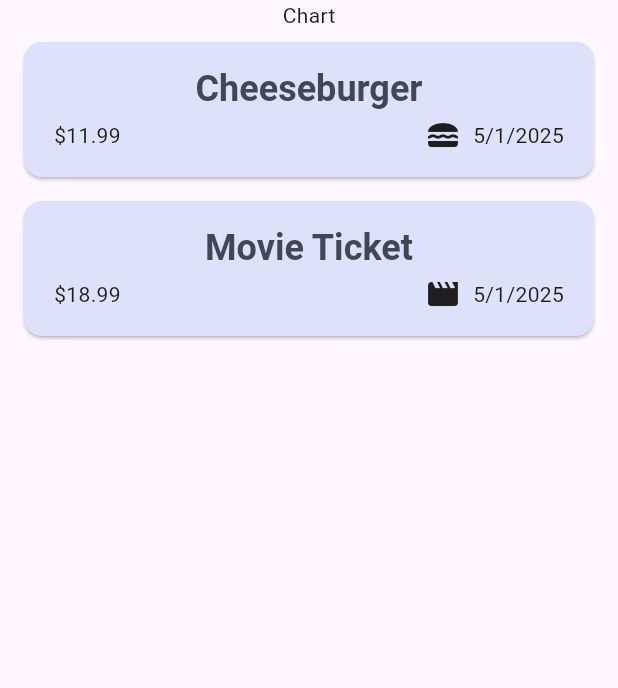
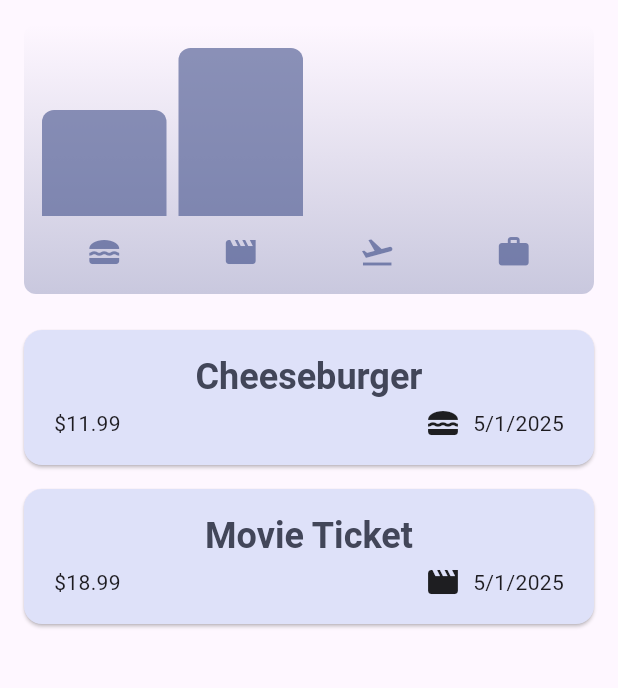
Before and after one commit to yuivan0352/expense_tracker, a Flutter app: the screen it shows after launch, on a phone screen of 412 x 824 dp, the part 84-772 px from its top. Run offline on Flutter 3.47's test engine with Material 3 defaults, Android fonts, the phone set to English and light mode, and no system bars.

Commit message:
Chart Implemented

```diff
--- a/lib/models/expense.dart
+++ b/lib/models/expense.dart
@@ -41,4 +41,20 @@ class ExpenseBucket {
 
   final Category category;
   final List<Expense> expenses;
+
+  ExpenseBucket.forCategory(
+    List<Expense> allExpenses, this.category
+  ) : expenses = allExpenses.where((expense) =>
+  expense.category == category
+  ).toList();
+
+  double get totalExpenses {
+    double sum = 0;
+
+    for (final expense in expenses) {
+      sum += expense.amount;
+    }
+
+    return sum;
+  }
 }
--- /dev/null
+++ b/lib/widgets/chart/chart.dart
@@ -0,0 +1,94 @@
+import 'package:flutter/material.dart';
+import 'package:expense_tracker/widgets/chart/chart_bar.dart';
+import 'package:expense_tracker/models/expense.dart';
+
+class Chart extends StatelessWidget {
+  const Chart({super.key, required this.expenses});
+
+  final List<Expense> expenses;
+
+  List<ExpenseBucket> get buckets {
+    return [
+      ExpenseBucket.forCategory(expenses, Category.food),
+      ExpenseBucket.forCategory(expenses, Category.leisure),
+      ExpenseBucket.forCategory(expenses, Category.travel),
+      ExpenseBucket.forCategory(expenses, Category.work),
+    ];
+  }
+
+  double get maxTotalExpense {
+    double maxTotalExpense = 0;
+
+    for (final bucket in buckets) {
+      if (bucket.totalExpenses > maxTotalExpense) {
+        maxTotalExpense = bucket.totalExpenses;
+      }
+    }
+
+    return maxTotalExpense;
+  }
+
+  @override
+  Widget build(BuildContext context) {
+    final isDarkMode =
+        MediaQuery.of(context).platformBrightness == Brightness.dark;
+    return Container(
+      margin: const EdgeInsets.all(16),
+      padding: const EdgeInsets.symmetric(
+        vertical: 16,
+        horizontal: 8,
+      ),
+      width: double.infinity,
+      height: 180,
+      decoration: BoxDecoration(
+        borderRadius: BorderRadius.circular(8),
+        gradient: LinearGradient(
+          colors: [
+            Theme.of(context).colorScheme.primary.withValues(alpha: .3),
+            Theme.of(context).colorScheme.primary.withValues(alpha: .0)
+          ],
+          begin: Alignment.bottomCenter,
+          end: Alignment.topCenter,
+        ),
+      ),
+      child: Column(
+        children: [
+          Expanded(
+            child: Row(
+              crossAxisAlignment: CrossAxisAlignment.end,
+              children: [
+                for (final bucket in buckets) // alternative to map()
+                  ChartBar(
+                    fill: bucket.totalExpenses == 0
+                        ? 0
+                        : bucket.totalExpenses / maxTotalExpense,
+                  )
+              ],
+            ),
+          ),
+          const SizedBox(height: 12),
+          Row(
+            children: buckets
+                .map(
+                  (bucket) => Expanded(
+                    child: Padding(
+                      padding: const EdgeInsets.symmetric(horizontal: 4),
+                      child: Icon(
+                        categoryIcons[bucket.category],
+                        color: isDarkMode
+                            ? Theme.of(context).colorScheme.secondary
+                            : Theme.of(context)
+                                .colorScheme
+                                .primary
+                                .withValues(alpha: .7),
+                      ),
+                    ),
+                  ),
+                )
+                .toList(),
+          )
+        ],
+      ),
+    );
+  }
+}
--- /dev/null
+++ b/lib/widgets/chart/chart_bar.dart
@@ -0,0 +1,34 @@
+import 'package:flutter/material.dart';
+
+class ChartBar extends StatelessWidget {
+  const ChartBar({
+    super.key,
+    required this.fill,
+  });
+
+  final double fill;
+
+  @override
+  Widget build(BuildContext context) {
+    final isDarkMode =
+        MediaQuery.of(context).platformBrightness == Brightness.dark;
+    return Expanded(
+      child: Padding(
+        padding: const EdgeInsets.symmetric(horizontal: 4),
+        child: FractionallySizedBox(
+          heightFactor: fill,
+          child: DecoratedBox(
+            decoration: BoxDecoration(
+              shape: BoxShape.rectangle,
+              borderRadius:
+                  const BorderRadius.vertical(top: Radius.circular(8)),
+              color: isDarkMode
+                  ? Theme.of(context).colorScheme.secondary
+                  : Theme.of(context).colorScheme.primary.withValues(alpha: .65),
+            ),
+          ),
+        ),
+      ),
+    );
+  }
+}
--- a/lib/widgets/expenses.dart
+++ b/lib/widgets/expenses.dart
@@ -2,6 +2,7 @@ import 'package:expense_tracker/widgets/expenses_list/expenses_list.dart';
 import 'package:expense_tracker/widgets/new_expense.dart';
 import 'package:flutter/material.dart';
 import 'package:expense_tracker/models/expense.dart';
+import 'package:expense_tracker/widgets/chart/chart.dart';
 
 class Expenses extends StatefulWidget {
   const Expenses({super.key});
@@ -87,7 +88,7 @@ class _ExpensesState extends State<Expenses> {
       ),
       body: Column(
         children: [
-          const Text("Chart"),
+          Chart(expenses: _registeredExpenses,),
           Expanded(
             child: mainContent,
           ),
```
